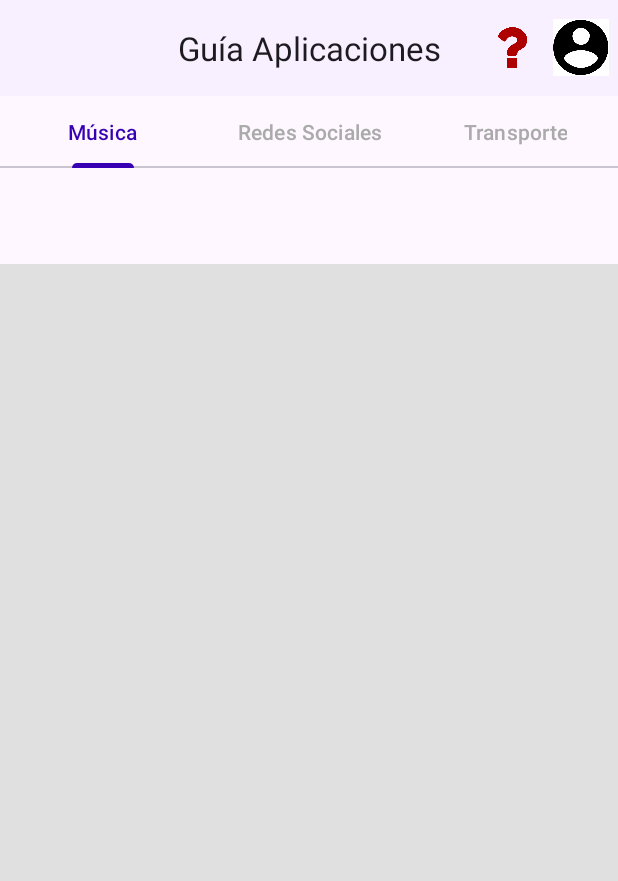
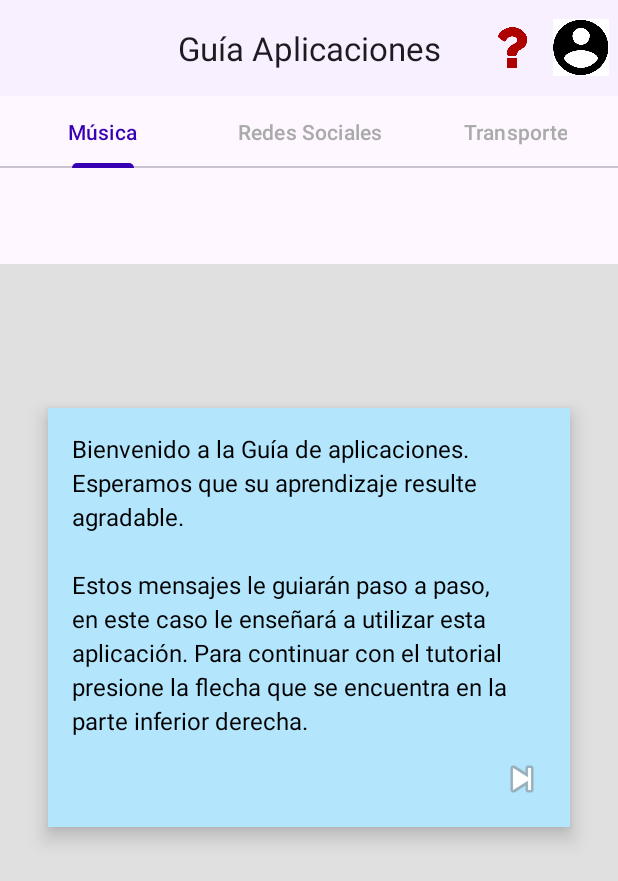
Before and after one commit to Pamlez-Tec/Guias-Interactivas-Movil, an Android app: the screen it shows after launch (MainActivity), after a tap on "Ayuda", on a phone screen of 412 x 824 dp. Shown: the top 881 px of the screen. Run offline under Robolectric (Android 15) with nearby library versions, the phone set to English and light mode, and no system bars.

Commit message:
Se agrega la guía del signo de pregunta

```diff
--- a/GuiaPrueba/app/src/main/java/com/example/guiaprueba/MainActivity.kt
+++ b/GuiaPrueba/app/src/main/java/com/example/guiaprueba/MainActivity.kt
@@ -13,6 +13,8 @@
     import android.view.ViewGroup
     import android.widget.ImageButton
     import android.widget.Toast
+    import android.widget.TextView
+
 
     class MainActivity : AppCompatActivity() {
 
@@ -45,6 +47,64 @@
             TabLayoutMediator(tabLayout, viewPager) { tab, position ->
                 tab.text = tabTitles[position]
             }.attach()
+
+
+            val guideOverlay = findViewById<View>(R.id.guideOverlay)
+            val guideText = findViewById<TextView>(R.id.guideText)
+            val btnNext = findViewById<ImageButton>(R.id.btnNext)
+            val btnBack = findViewById<ImageButton>(R.id.btnBack)
+
+            val guideSteps = listOf(
+                "Bienvenido a la Guía de aplicaciones. Esperamos que su aprendizaje resulte agradable.\n\n" +
+                        "Estos mensajes le guiarán paso a paso, en este caso le enseñará a utilizar esta aplicación. " +
+                        "Para continuar con el tutorial presione la flecha que se encuentra en la parte inferior derecha.",
+
+                "En caso de que haya presionado sin querer el botón para avanzar el tutorial, puede volver al mensaje anterior " +
+                        "al presionar la flecha que está en la parte inferior izquierda.",
+
+                "Los tutoriales solamente aparecerán una vez, esto le permetirá probar libremente las funciones que simula la app, " +
+                        "si desea volver a ver el tutorial de la sección en la que se encuentra, presione el botón señalado.",
+
+                "Organizamos los tutoriales en categorías que le ayudarán a encontrar más fácilmente el que desea realizar, para " +
+                        "elegir una categoría debe presionar el nombre que se encuentra en la barra de categorías. \n" +
+                        "Hay ocasiones en las que debe realizar una acción para avanzar en el tutorial, en este caso seleccione " +
+                        "la categoría Redes Sociales.",
+
+                "¡Felicidades!\n" +
+                        "Ya sabes cómo utilizar la applicación. Ahora puedes elegir cualquier tutorial de las aplicaciones que desee."
+            )
+            var currentStep = 0
+
+            fun updateGuideStep() {
+                guideText.text = guideSteps[currentStep]
+                btnBack.visibility = if (currentStep == 0) View.GONE else View.VISIBLE
+                btnNext.visibility = if (currentStep == guideSteps.size - 1) View.GONE else View.VISIBLE
+            }
+
+            btnHelp.setOnClickListener {
+                guideOverlay.visibility = View.VISIBLE
+                currentStep = 0
+                updateGuideStep()
+            }
+
+            btnNext.setOnClickListener {
+                if (currentStep < guideSteps.size - 1) {
+                    currentStep++
+                    updateGuideStep()
+                }
+            }
+
+            btnBack.setOnClickListener {
+                if (currentStep > 0) {
+                    currentStep--
+                    updateGuideStep()
+                }
+            }
+
+            guideOverlay.setOnClickListener {
+                guideOverlay.visibility = View.GONE
+            }
+
         }
     }
 
--- a/GuiaPrueba/app/src/main/res/layout/activity_main.xml
+++ b/GuiaPrueba/app/src/main/res/layout/activity_main.xml
@@ -66,4 +66,72 @@
         android:layout_marginTop="?attr/actionBarSize"
         app:layout_behavior="@string/appbar_scrolling_view_behavior" />
 
+    <FrameLayout
+        android:id="@+id/guideOverlay"
+        android:layout_width="match_parent"
+        android:layout_height="match_parent"
+        android:visibility="gone">
+
+        <LinearLayout
+            android:id="@+id/guideContainer"
+            android:layout_width="match_parent"
+            android:layout_height="wrap_content"
+            android:layout_gravity="center"
+            android:layout_margin="32dp"
+            android:orientation="vertical"
+            android:padding="16dp"
+            android:background="#B3E5FC"
+            android:elevation="8dp"
+            android:layout_marginBottom="100dp">
+
+            <TextView
+                android:id="@+id/guideText"
+                android:layout_width="match_parent"
+                android:layout_height="wrap_content"
+                android:textColor="#000000"
+                android:textSize="16sp"
+                android:text="Texto del tutorial"
+                android:lineSpacingExtra="4dp" />
+
+            <LinearLayout
+                android:layout_width="match_parent"
+                android:layout_height="wrap_content"
+                android:orientation="horizontal"
+                android:layout_marginTop="12dp"
+                android:weightSum="1">
+
+                <LinearLayout
+                    android:layout_width="0dp"
+                    android:layout_weight="0.5"
+                    android:layout_height="wrap_content"
+                    android:gravity="start">
+
+                    <ImageButton
+                        android:id="@+id/btnBack"
+                        android:layout_width="wrap_content"
+                        android:layout_height="wrap_content"
+                        android:background="@android:color/transparent"
+                        android:src="@android:drawable/ic_media_previous"
+                        android:contentDescription="Atrás"
+                        android:visibility="gone" />
+                </LinearLayout>
+
+                <LinearLayout
+                    android:layout_width="0dp"
+                    android:layout_weight="0.5"
+                    android:layout_height="wrap_content"
+                    android:gravity="end">
+
+                    <ImageButton
+                        android:id="@+id/btnNext"
+                        android:layout_width="wrap_content"
+                        android:layout_height="wrap_content"
+                        android:background="@android:color/transparent"
+                        android:src="@android:drawable/ic_media_next"
+                        android:contentDescription="Siguiente" />
+                </LinearLayout>
+            </LinearLayout>
+        </LinearLayout>
+    </FrameLayout>
+
 </androidx.coordinatorlayout.widget.CoordinatorLayout>
```
